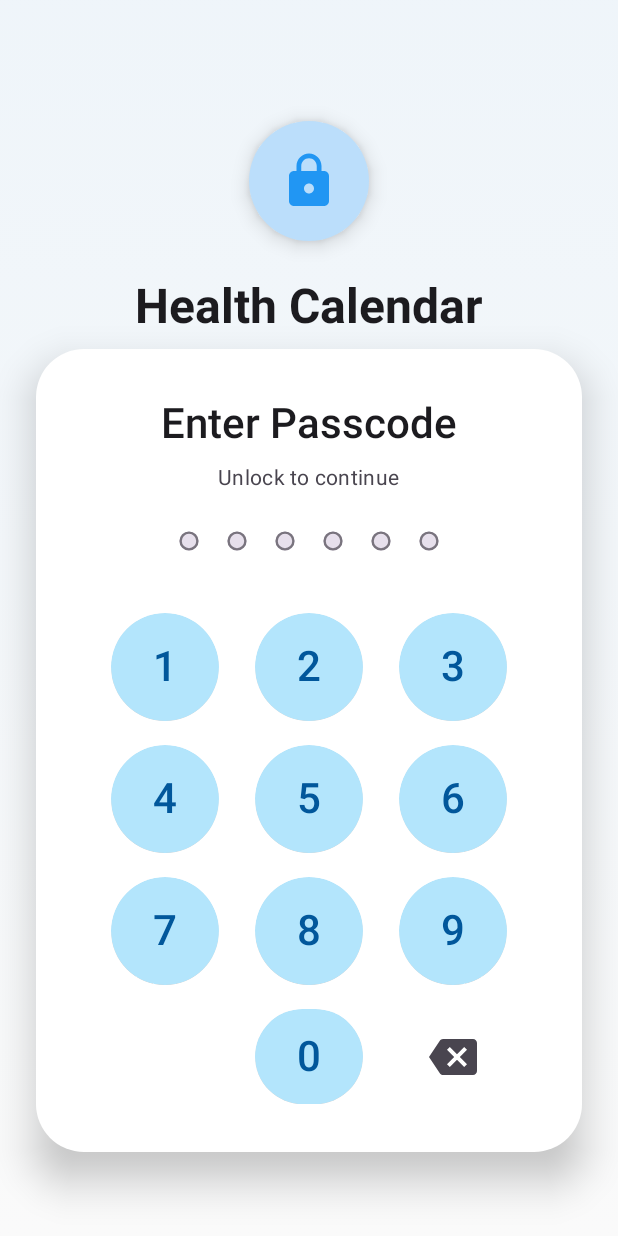
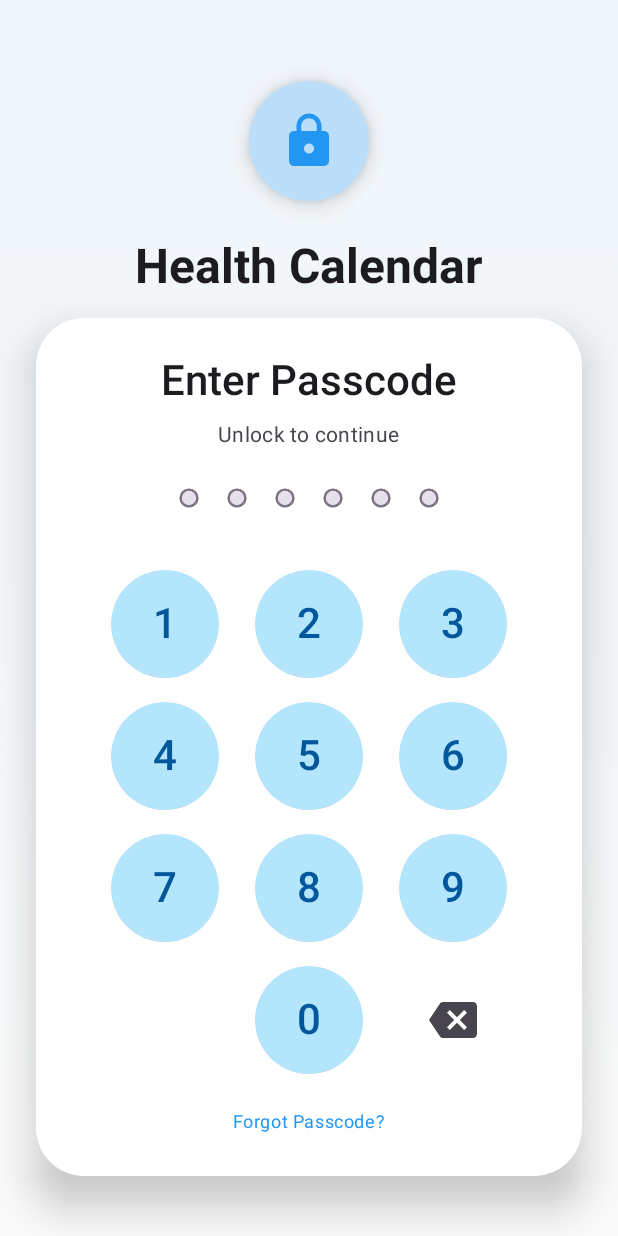
Before and after one commit to Kyerstorm/MediLog, an Android app built with Jetpack Compose: the composable PasscodeLockScreen shown on its own in the app's theme, on a phone screen of 412 x 824 dp. Run offline under Robolectric (Android 15) with nearby library versions, the light colour scheme and no system bars; our stand-ins replace Dagger/Hilt's generated code; pictures from the network do not load; 1 statement that could not run was skipped.

Commit message:
scrollable login

```diff
--- a/app/src/main/java/com/healthcalendar/app/ui/screens/PasscodeLockScreen.kt
+++ b/app/src/main/java/com/healthcalendar/app/ui/screens/PasscodeLockScreen.kt
@@ -9,6 +9,8 @@ import androidx.compose.animation.scaleIn
 import androidx.compose.foundation.background
 import androidx.compose.foundation.isSystemInDarkTheme
 import androidx.compose.foundation.layout.*
+import androidx.compose.foundation.rememberScrollState
+import androidx.compose.foundation.verticalScroll
 import androidx.compose.foundation.shape.CircleShape
 import androidx.compose.foundation.shape.RoundedCornerShape
 import androidx.compose.material.icons.Icons
@@ -147,7 +149,7 @@ fun PasscodeLockScreen(
                 verticalArrangement = Arrangement.SpaceBetween,
                 horizontalAlignment = Alignment.CenterHorizontally
             ) {
-                Spacer(modifier = Modifier.height(48.dp))
+                Spacer(modifier = Modifier.height(16.dp))
 
                 // App Logo and Title Section
                 Column(
@@ -202,8 +204,9 @@ fun PasscodeLockScreen(
                     Column(
                         modifier = Modifier
                             .fillMaxSize()
-                            .padding(32.dp),
-                        verticalArrangement = Arrangement.SpaceEvenly,
+                            .verticalScroll(rememberScrollState())
+                            .padding(24.dp),
+                        verticalArrangement = Arrangement.SpaceBetween,
                         horizontalAlignment = Alignment.CenterHorizontally
                     ) {
                         // Title and biometric icon
@@ -305,8 +308,11 @@ fun PasscodeLockScreen(
                             }
                         }
 
-                        // Custom numeric keypad
+                        // Custom numeric keypad with forgot button
                         if (!showSuccess) {
+                            Column(
+                                horizontalAlignment = Alignment.CenterHorizontally
+                            ) {
                                 NumericKeypad(
                                     onNumberClick = { digit ->
                                         if (input.length < validPinLength) {
@@ -351,19 +357,20 @@ fun PasscodeLockScreen(
                                 // Forgot passcode button
                                 TextButton(
                                     onClick = { showEmergencyAccess = true },
-                                modifier = Modifier.padding(top = 16.dp)
+                                    modifier = Modifier.padding(top = 8.dp)
                                 ) {
                                     Text(
                                         "Forgot Passcode?",
-                                    style = MaterialTheme.typography.bodyMedium,
+                                        style = MaterialTheme.typography.bodySmall,
                                         color = MaterialTheme.colorScheme.primary
                                     )
                                 }
                             }
                         }
                     }
+                }
 
-                Spacer(modifier = Modifier.height(32.dp))
+                Spacer(modifier = Modifier.height(16.dp))
             }
         }
 
```
Also changed, not shown: 1 other file. Lines whose indentation alone changed are shown as unchanged.
